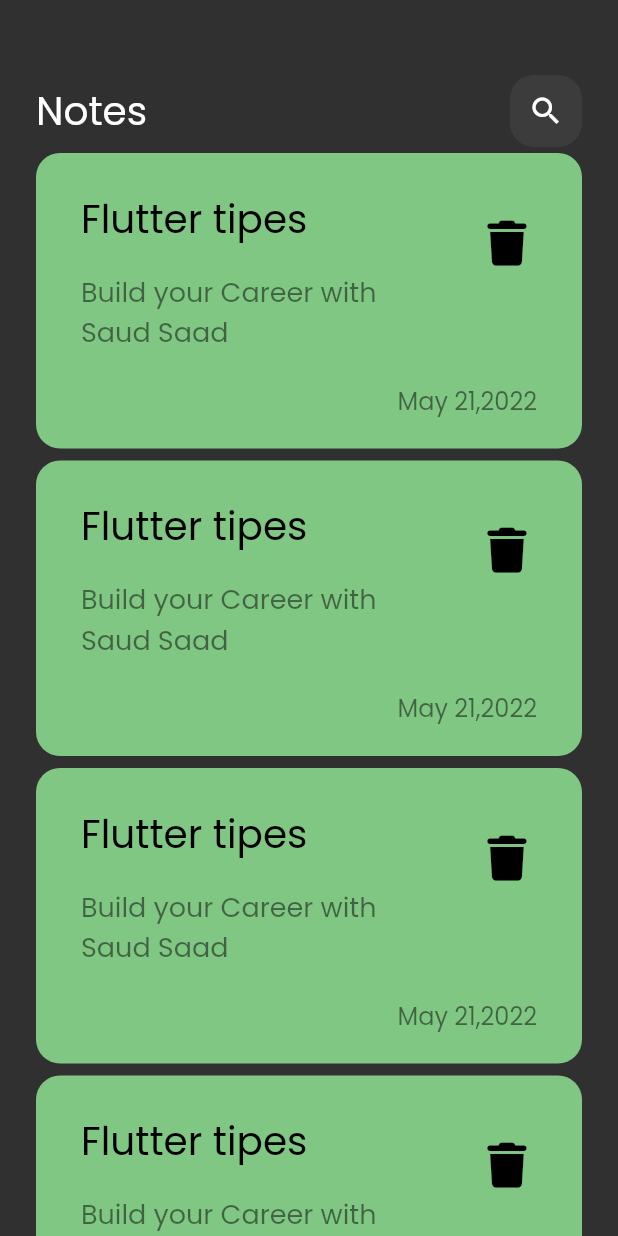
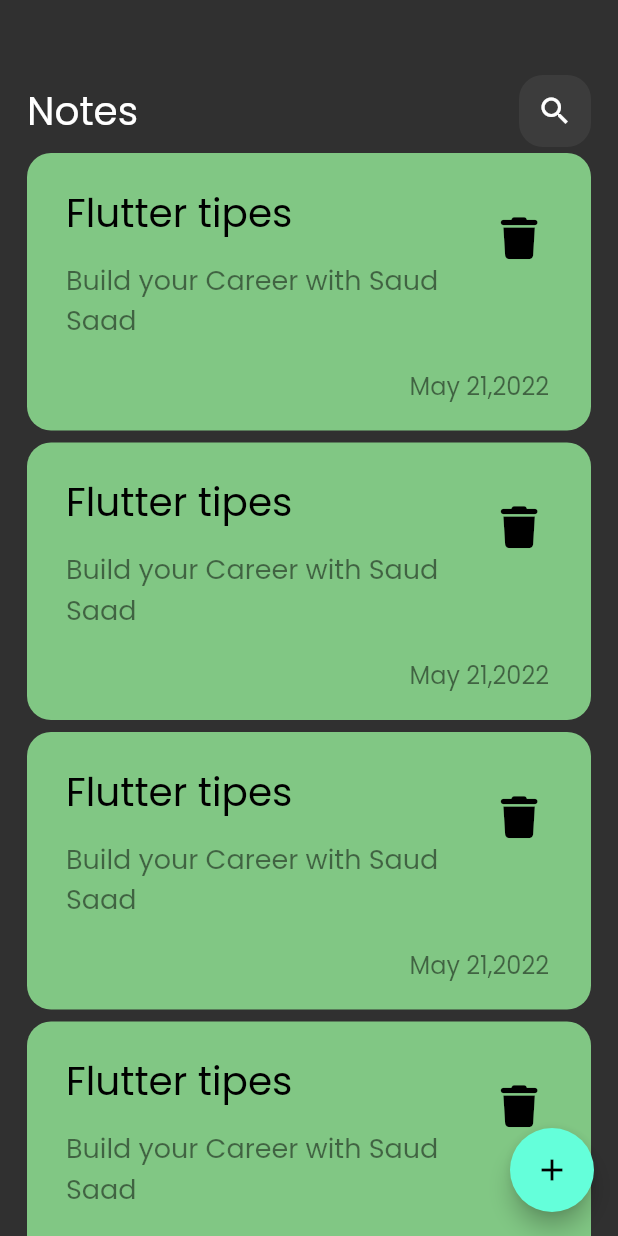
Before and after one commit to Saud2712/Notes_app, a Flutter app: the screen it shows after launch, on a phone screen of 412 x 824 dp. Run offline on Flutter 3.47's test engine with Material 2 defaults, Android fonts, the phone set to English and light mode, and no system bars; our stand-ins replace font_awesome_flutter.

Commit message:
creat floating action Botton .

```diff
--- a/lib/views/notes_view.dart
+++ b/lib/views/notes_view.dart
@@ -6,8 +6,12 @@ class NotesView extends StatelessWidget {
 
   @override
   Widget build(BuildContext context) {
-    return const Scaffold(
-      body: NotesViewBody(), // body الخاص بالصفحة
+    return Scaffold(
+      floatingActionButton: FloatingActionButton(
+        onPressed: () {},
+        child: const Icon(Icons.add),
+      ),
+      body: const NotesViewBody(), // body الخاص بالصفحة
     );
   }
 }
--- a/lib/widget/custom_list_view.dart
+++ b/lib/widget/custom_list_view.dart
@@ -1,6 +1,7 @@
 import 'package:flutter/material.dart';
 import 'custom_note_item.dart';
 
+// ال class المسوول عن تكرار ال Notes
 class NotesListView extends StatelessWidget {
   const NotesListView({Key? key}) : super(key: key);
 
--- a/lib/widget/custom_note_item.dart
+++ b/lib/widget/custom_note_item.dart
@@ -8,7 +8,7 @@ class NoteItem extends StatelessWidget {
   @override
   Widget build(BuildContext context) {
     return Container(
-      padding: const EdgeInsets.only(top: 20, bottom: 20, right: 10, left: 14),
+      padding: const EdgeInsets.only(top: 16, bottom: 18, right: 8, left: 10),
       decoration: BoxDecoration(
         color: Colors.green[300],
         borderRadius: BorderRadius.circular(16),
@@ -22,7 +22,7 @@ class NoteItem extends StatelessWidget {
                 style: TextStyle(fontSize: 26, color: Colors.black),
               ),
               subtitle: Padding(
-                padding: const EdgeInsets.only(top: 16, bottom: 16),
+                padding: const EdgeInsets.only(top: 12, bottom: 14),
                 child: Text('Build your Career with Saud Saad',
                     style: TextStyle(
                         fontSize: 18, color: Colors.black.withOpacity(.5))),
@@ -30,7 +30,7 @@ class NoteItem extends StatelessWidget {
               trailing: IconButton(
                   onPressed: () {},
                   icon: const Icon(FontAwesomeIcons.trash,
-                      size: 30, color: Colors.black))),
+                      size: 28, color: Colors.black))),
           Padding(
             padding: const EdgeInsets.only(right: 20),
             child: Text(
--- a/lib/widget/notes_view_body.dart
+++ b/lib/widget/notes_view_body.dart
@@ -9,7 +9,7 @@ class NotesViewBody extends StatelessWidget {
   @override
   Widget build(BuildContext context) {
     return Padding(
-      padding: const EdgeInsets.symmetric(horizontal: 24),
+      padding: const EdgeInsets.symmetric(horizontal: 18),
       child: Column(
         children: const [
           SizedBox(height: 50),
```
Also changed, not shown: pubspec.lock.
